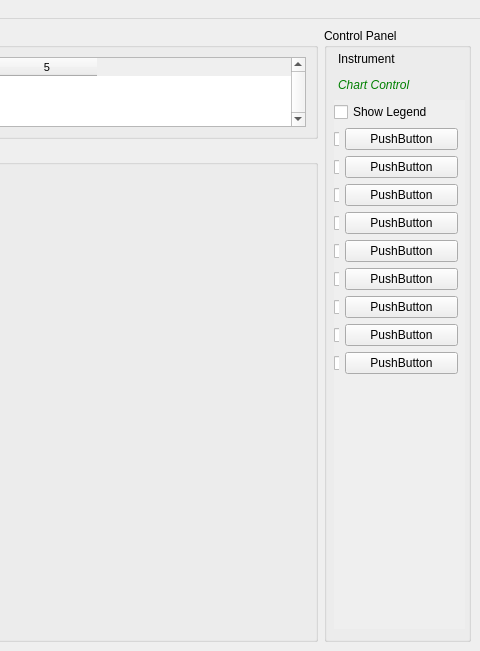
This is ui/mainwindow.ui in mhorn71/StarbaseMini as Qt 5 draws it before an edit; both pictures show x 425 to 905 and y 0 to 651 of the 905 by 651 pixel window. The edited form follows.
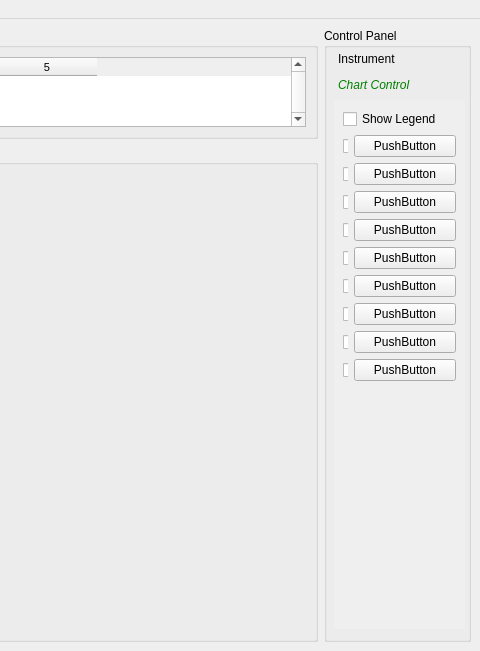
This is the edited form. The open tabs and pages were chosen to show the change.

Commit message: Still attempting to sort gui margins and widget sizes.

```diff
--- a/ui/mainwindow.ui
+++ b/ui/mainwindow.ui
@@ -305,42 +305,17 @@
            <attribute name="label">
             <string>Chart Control</string>
            </attribute>
-           <widget class="QWidget" name="layoutWidget">
-            <property name="geometry">
-             <rect>
-              <x>0</x>
-              <y>2</y>
-              <width>124</width>
-              <height>443</height>
-             </rect>
-            </property>
-            <layout class="QGridLayout" name="gridLayout_5">
-             <property name="leftMargin">
-              <number>0</number>
-             </property>
-             <property name="topMargin">
-              <number>0</number>
-             </property>
-             <property name="rightMargin">
-              <number>0</number>
-             </property>
-             <property name="bottomMargin">
-              <number>0</number>
-             </property>
+           <layout class="QGridLayout" name="gridLayout_6">
              <item row="0" column="0">
-              <layout class="QVBoxLayout" name="verticalLayout_2">
-               <item>
+             <layout class="QGridLayout" name="gridLayout_5">
+              <item row="0" column="0" colspan="2">
                 <widget class="QCheckBox" name="showLegend">
                  <property name="text">
                   <string>Show Legend</string>
                  </property>
                 </widget>
                </item>
-              </layout>
-             </item>
              <item row="1" column="0">
-              <layout class="QHBoxLayout" name="horizontalLayout">
-               <item>
                 <widget class="QCheckBox" name="channel0colour">
                  <property name="maximumSize">
                   <size>
@@ -356,7 +331,7 @@
                  </property>
                 </widget>
                </item>
-               <item>
+              <item row="1" column="1">
                 <widget class="QPushButton" name="channel0Button">
                  <property name="sizePolicy">
                   <sizepolicy hsizetype="Expanding" vsizetype="Fixed">
@@ -372,11 +347,7 @@
                  </property>
                 </widget>
                </item>
-              </layout>
-             </item>
              <item row="2" column="0">
-              <layout class="QHBoxLayout" name="horizontalLayout_2">
-               <item>
                 <widget class="QCheckBox" name="channel1colour">
                  <property name="maximumSize">
                   <size>
@@ -392,7 +363,7 @@
                  </property>
                 </widget>
                </item>
-               <item>
+              <item row="2" column="1">
                 <widget class="QPushButton" name="channel1Button">
                  <property name="sizePolicy">
                   <sizepolicy hsizetype="Expanding" vsizetype="Fixed">
@@ -408,11 +379,7 @@
                  </property>
                 </widget>
                </item>
-              </layout>
-             </item>
              <item row="3" column="0">
-              <layout class="QHBoxLayout" name="horizontalLayout_3">
-               <item>
                 <widget class="QCheckBox" name="channel2colour">
                  <property name="maximumSize">
                   <size>
@@ -428,7 +395,7 @@
                  </property>
                 </widget>
                </item>
-               <item>
+              <item row="3" column="1">
                 <widget class="QPushButton" name="channel2Button">
                  <property name="sizePolicy">
                   <sizepolicy hsizetype="Expanding" vsizetype="Fixed">
@@ -444,11 +411,7 @@
                  </property>
                 </widget>
                </item>
-              </layout>
-             </item>
              <item row="4" column="0">
-              <layout class="QHBoxLayout" name="horizontalLayout_4">
-               <item>
                 <widget class="QCheckBox" name="channel3colour">
                  <property name="maximumSize">
                   <size>
@@ -464,7 +427,7 @@
                  </property>
                 </widget>
                </item>
-               <item>
+              <item row="4" column="1">
                 <widget class="QPushButton" name="channel3Button">
                  <property name="sizePolicy">
                   <sizepolicy hsizetype="Expanding" vsizetype="Fixed">
@@ -480,11 +443,7 @@
                  </property>
                 </widget>
                </item>
-              </layout>
-             </item>
              <item row="5" column="0">
-              <layout class="QHBoxLayout" name="horizontalLayout_5">
-               <item>
                 <widget class="QCheckBox" name="channel4colour">
                  <property name="maximumSize">
                   <size>
@@ -500,7 +459,7 @@
                  </property>
                 </widget>
                </item>
-               <item>
+              <item row="5" column="1">
                 <widget class="QPushButton" name="channel4Button">
                  <property name="sizePolicy">
                   <sizepolicy hsizetype="Expanding" vsizetype="Fixed">
@@ -516,11 +475,7 @@
                  </property>
                 </widget>
                </item>
-              </layout>
-             </item>
              <item row="6" column="0">
-              <layout class="QHBoxLayout" name="horizontalLayout_6">
-               <item>
                 <widget class="QCheckBox" name="channel5colour">
                  <property name="maximumSize">
                   <size>
@@ -536,7 +491,7 @@
                  </property>
                 </widget>
                </item>
-               <item>
+              <item row="6" column="1">
                 <widget class="QPushButton" name="channel5Button">
                  <property name="sizePolicy">
                   <sizepolicy hsizetype="Expanding" vsizetype="Fixed">
@@ -552,11 +507,7 @@
                  </property>
                 </widget>
                </item>
-              </layout>
-             </item>
              <item row="7" column="0">
-              <layout class="QHBoxLayout" name="horizontalLayout_7">
-               <item>
                 <widget class="QCheckBox" name="channel6colour">
                  <property name="maximumSize">
                   <size>
@@ -572,7 +523,7 @@
                  </property>
                 </widget>
                </item>
-               <item>
+              <item row="7" column="1">
                 <widget class="QPushButton" name="channel6Button">
                  <property name="sizePolicy">
                   <sizepolicy hsizetype="Expanding" vsizetype="Fixed">
@@ -588,11 +539,7 @@
                  </property>
                 </widget>
                </item>
-              </layout>
-             </item>
              <item row="8" column="0">
-              <layout class="QHBoxLayout" name="horizontalLayout_8">
-               <item>
                 <widget class="QCheckBox" name="channel7colour">
                  <property name="maximumSize">
                   <size>
@@ -608,7 +555,7 @@
                  </property>
                 </widget>
                </item>
-               <item>
+              <item row="8" column="1">
                 <widget class="QPushButton" name="channel7Button">
                  <property name="sizePolicy">
                   <sizepolicy hsizetype="Expanding" vsizetype="Fixed">
@@ -624,11 +571,7 @@
                  </property>
                 </widget>
                </item>
-              </layout>
-             </item>
              <item row="9" column="0">
-              <layout class="QHBoxLayout" name="horizontalLayout_9">
-               <item>
                 <widget class="QCheckBox" name="channel8colour">
                  <property name="maximumSize">
                   <size>
@@ -644,7 +587,7 @@
                  </property>
                 </widget>
                </item>
-               <item>
+              <item row="9" column="1">
                 <widget class="QPushButton" name="channel8Button">
                  <property name="sizePolicy">
                   <sizepolicy hsizetype="Expanding" vsizetype="Fixed">
@@ -662,7 +605,7 @@
                </item>
               </layout>
              </item>
-             <item row="10" column="0">
+            <item row="1" column="0">
               <spacer name="verticalSpacer">
                <property name="orientation">
                 <enum>Qt::Vertical</enum>
@@ -676,7 +619,6 @@
               </spacer>
              </item>
             </layout>
-           </widget>
           </widget>
          </widget>
         </item>
```
Lines whose indentation alone changed are shown as unchanged. The commit also changes 4 other files.
